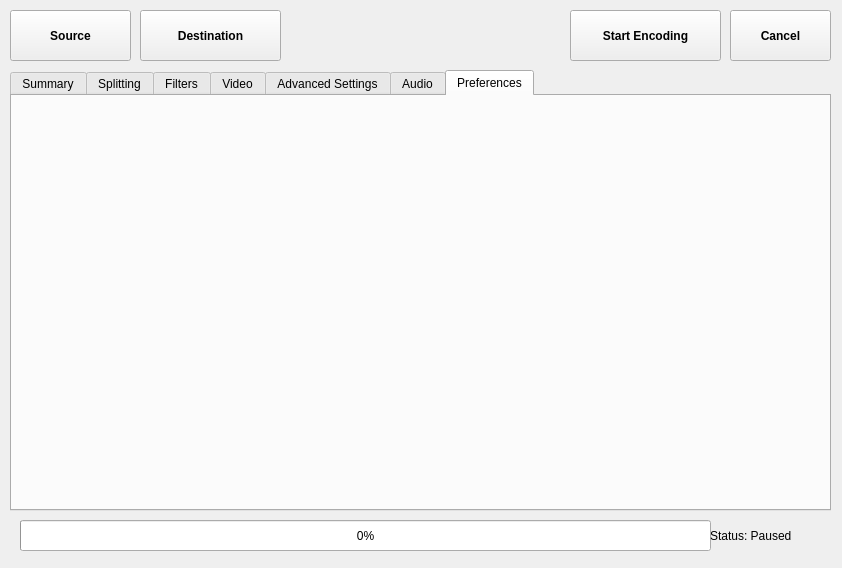
Above: NotEnoughAV1Encodes-Qt/interface/form.ui from Alkl58/NotEnoughAV1Encodes-Qt before the change. Below: the same form after it.
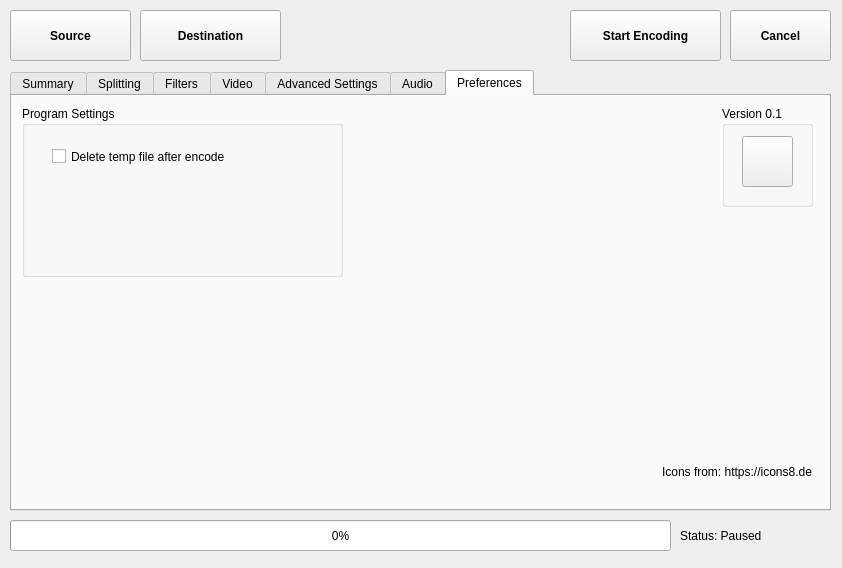
That is the form after the change. The open tabs and pages were chosen to show the change. Icons and pictures are not drawn.

Commit message: Fixed NUL Path Windows & Added delete temp files

```diff
--- a/NotEnoughAV1Encodes-Qt/interface/form.ui
+++ b/NotEnoughAV1Encodes-Qt/interface/form.ui
@@ -4090,14 +4090,94 @@
     <attribute name="title">
      <string>Preferences</string>
     </attribute>
+    <widget class="QGroupBox" name="groupBox_10">
+     <property name="geometry">
+      <rect>
+       <x>10</x>
+       <y>10</y>
+       <width>321</width>
+       <height>171</height>
+      </rect>
+     </property>
+     <property name="title">
+      <string>Program Settings</string>
+     </property>
+     <widget class="QCheckBox" name="checkBoxDeleteTempFiles">
+      <property name="geometry">
+       <rect>
+        <x>30</x>
+        <y>30</y>
+        <width>211</width>
+        <height>41</height>
+       </rect>
+      </property>
+      <property name="text">
+       <string>Delete temp file after encode</string>
+      </property>
+     </widget>
+    </widget>
+    <widget class="QGroupBox" name="groupBox_11">
+     <property name="geometry">
+      <rect>
+       <x>710</x>
+       <y>10</y>
+       <width>91</width>
+       <height>101</height>
+      </rect>
+     </property>
+     <property name="title">
+      <string>Version 0.1</string>
+     </property>
+     <widget class="QPushButton" name="pushButtonGithub">
+      <property name="geometry">
+       <rect>
+        <x>20</x>
+        <y>30</y>
+        <width>51</width>
+        <height>51</height>
+       </rect>
+      </property>
+      <property name="text">
+       <string/>
+      </property>
+      <property name="icon">
+       <iconset>
+        <normaloff>../img/github.png</normaloff>../img/github.png</iconset>
+      </property>
+      <property name="iconSize">
+       <size>
+        <width>42</width>
+        <height>42</height>
+       </size>
+      </property>
+     </widget>
+    </widget>
+    <widget class="QLabel" name="label_58">
+     <property name="geometry">
+      <rect>
+       <x>650</x>
+       <y>360</y>
+       <width>161</width>
+       <height>31</height>
+      </rect>
+     </property>
+     <property name="font">
+      <font>
+       <pointsize>9</pointsize>
+      </font>
+     </property>
+     <property name="text">
+      <string>Icons from: https://icons8.de</string>
+     </property>
+    </widget>
    </widget>
   </widget>
   <widget class="QProgressBar" name="progressBar">
    <property name="geometry">
     <rect>
-     <x>20</x>
+     <x>10</x>
      <y>520</y>
-     <width>691</width>
+     <width>661</width>
      <height>31</height>
     </rect>
    </property>
@@ -4120,9 +4200,9 @@
   <widget class="QLabel" name="labelStatus">
    <property name="geometry">
     <rect>
-     <x>710</x>
+     <x>680</x>
      <y>520</y>
-     <width>121</width>
+     <width>151</width>
      <height>31</height>
     </rect>
    </property>
```
The commit also changes 4 other files.
